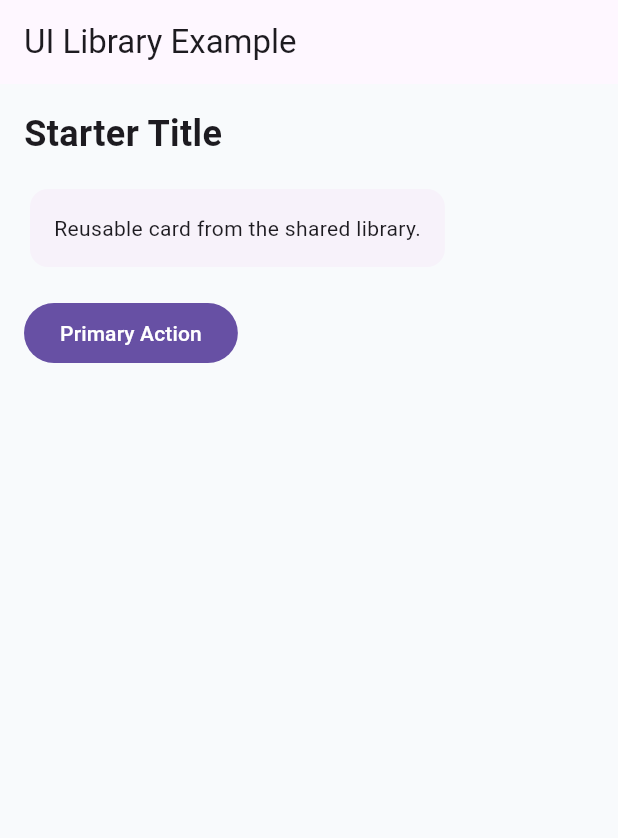
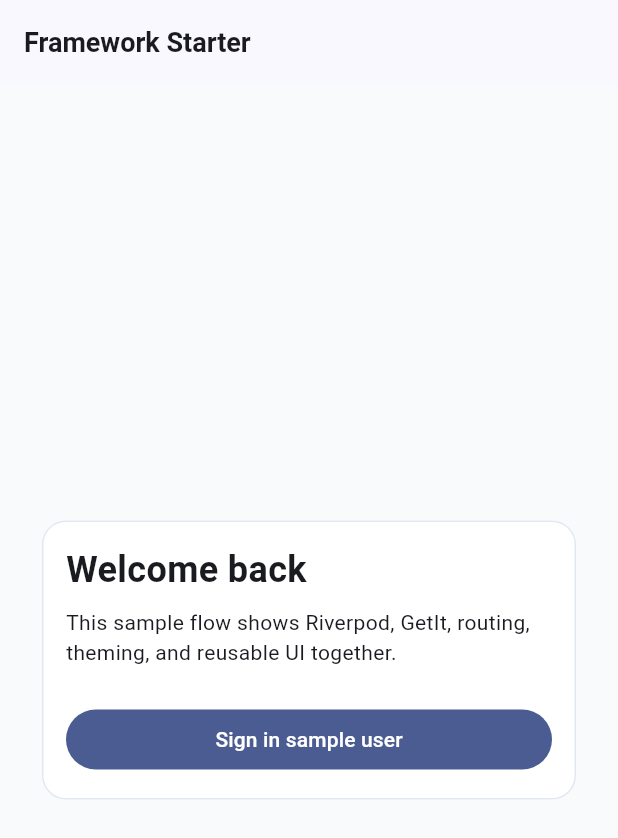
Before and after one commit to solomonayodeleo/flutter-mobile-framework, a Flutter app: the screen it shows after launch, on a phone screen of 412 x 824 dp. Shown: the top 838 px of the screen. Run offline on Flutter 3.47's test engine with Material 3 defaults, Android fonts, the phone set to English and light mode, and no system bars; our stand-ins replace flutter_riverpod, get_it, go_router.

Commit message:
Add starter framework sample flow

```diff
--- a/example/lib/main.dart
+++ b/example/lib/main.dart
@@ -1,38 +1,12 @@
 import 'package:flutter/material.dart';
-import 'package:flutter_mobile_ui_library/flutter_mobile_ui_library.dart';
+import 'package:flutter_mobile_framework/flutter_mobile_ui_library.dart';
+import 'package:flutter_riverpod/flutter_riverpod.dart';
 
-void main() {
-  runApp(const ExampleApp());
+Future<void> main() async {
+  await bootstrap();
+  runApp(
+    const ProviderScope(
+      child: FlutterMobileFrameworkApp(),
+    ),
+  );
 }
-
-class ExampleApp extends StatelessWidget {
-  const ExampleApp({super.key});
-
-  @override
-  Widget build(BuildContext context) {
-    return MaterialApp(
-      home: Scaffold(
-        backgroundColor: AppColors.background,
-        appBar: AppBar(title: const Text('UI Library Example')),
-        body: Padding(
-          padding: const EdgeInsets.all(16),
-          child: Column(
-            crossAxisAlignment: CrossAxisAlignment.start,
-            children: [
-              Text('Starter Title', style: AppTextStyles.headline),
-              const SizedBox(height: 16),
-              const AppCard(
-                child: Text('Reusable card from the shared library.'),
-              ),
-              const SizedBox(height: 16),
-              AppButton(
-                label: 'Primary Action',
-                onPressed: () {},
-              ),
-            ],
-          ),
-        ),
-      ),
-    );
-  }
-}
--- a/example/pubspec.yaml
+++ b/example/pubspec.yaml
@@ -1,5 +1,5 @@
 name: flutter_mobile_ui_library_example
-description: Example app for the Flutter Mobile UI Library
+description: Example app for the Flutter Mobile Framework
 publish_to: none
 
 environment:
@@ -9,7 +9,8 @@ environment:
 dependencies:
   flutter:
     sdk: flutter
-  flutter_mobile_ui_library:
+  flutter_riverpod: ^3.1.0
+  flutter_mobile_framework:
     path: ..
 
 dev_dependencies:
--- a/lib/flutter_mobile_ui_library.dart
+++ b/lib/flutter_mobile_ui_library.dart
@@ -1,5 +1,10 @@
-library flutter_mobile_ui_library;
+library flutter_mobile_framework;
 
+export 'src/app/app.dart';
+export 'src/app/bootstrap.dart';
+export 'src/app/router.dart';
+export 'src/app/theme.dart';
+export 'src/core/di/service_locator.dart';
 export 'src/layout/app_spacing.dart';
 export 'src/theme/app_colors.dart';
 export 'src/theme/app_text_styles.dart';
--- /dev/null
+++ b/lib/src/app/app.dart
@@ -0,0 +1,18 @@
+import 'package:flutter/material.dart';
+import 'package:flutter_mobile_framework/src/app/router.dart';
+import 'package:flutter_mobile_framework/src/app/theme.dart';
+
+class FlutterMobileFrameworkApp extends StatelessWidget {
+  const FlutterMobileFrameworkApp({super.key});
+
+  @override
+  Widget build(BuildContext context) {
+    final router = createRouter();
+
+    return MaterialApp.router(
+      debugShowCheckedModeBanner: false,
+      theme: AppTheme.light(),
+      routerConfig: router,
+    );
+  }
+}
--- /dev/null
+++ b/lib/src/app/router.dart
@@ -0,0 +1,20 @@
+import 'package:flutter/material.dart';
+import 'package:go_router/go_router.dart';
+import 'package:flutter_mobile_framework/src/features/auth/presentation/auth_screen.dart';
+import 'package:flutter_mobile_framework/src/features/home/presentation/home_screen.dart';
+
+GoRouter createRouter() {
+  return GoRouter(
+    initialLocation: '/auth',
+    routes: [
+      GoRoute(
+        path: '/auth',
+        builder: (context, state) => const AuthScreen(),
+      ),
+      GoRoute(
+        path: '/home',
+        builder: (context, state) => const HomeScreen(),
+      ),
+    ],
+  );
+}
--- /dev/null
+++ b/lib/src/app/theme.dart
@@ -0,0 +1,34 @@
+import 'package:flutter/material.dart';
+import 'package:flutter_mobile_framework/src/theme/app_colors.dart';
+import 'package:flutter_mobile_framework/src/theme/app_text_styles.dart';
+
+class AppTheme {
+  AppTheme._();
+
+  static ThemeData light() {
+    final colorScheme = ColorScheme.fromSeed(
+      seedColor: AppColors.secondary,
+      brightness: Brightness.light,
+    );
+
+    return ThemeData(
+      useMaterial3: true,
+      colorScheme: colorScheme,
+      scaffoldBackgroundColor: AppColors.background,
+      appBarTheme: const AppBarTheme(centerTitle: false),
+      textTheme: const TextTheme(
+        headlineLarge: AppTextStyles.headline,
+        titleLarge: AppTextStyles.title,
+        bodyMedium: AppTextStyles.body,
+      ),
+      cardTheme: CardTheme(
+        color: AppColors.surface,
+        elevation: 0,
+        shape: RoundedRectangleBorder(
+          borderRadius: BorderRadius.circular(16),
+          side: const BorderSide(color: AppColors.border),
+        ),
+      ),
+    );
+  }
+}
--- /dev/null
+++ b/lib/src/core/di/service_locator.dart
@@ -0,0 +1,11 @@
+import 'package:get_it/get_it.dart';
+import 'package:flutter_mobile_framework/src/features/auth/data/auth_repository.dart';
+import 'package:flutter_mobile_framework/src/features/auth/data/in_memory_auth_repository.dart';
+
+final getIt = GetIt.instance;
+
+void registerDependencies() {
+  if (!getIt.isRegistered<AuthRepository>()) {
+    getIt.registerLazySingleton<AuthRepository>(() => InMemoryAuthRepository());
+  }
+}
--- /dev/null
+++ b/lib/src/features/auth/data/auth_repository.dart
@@ -0,0 +1,3 @@
+abstract class AuthRepository {
+  Future<String> signIn();
+}
--- /dev/null
+++ b/lib/src/features/auth/presentation/auth_controller.dart
@@ -0,0 +1,53 @@
+import 'package:flutter_riverpod/flutter_riverpod.dart';
+import 'package:flutter_mobile_framework/src/core/di/service_locator.dart';
+import 'package:flutter_mobile_framework/src/features/auth/data/auth_repository.dart';
+
+final authControllerProvider =
+    NotifierProvider<AuthController, AuthState>(AuthController.new);
+
+class AuthState {
+  const AuthState({
+    this.isLoading = false,
+    this.userName,
+    this.errorMessage,
+  });
+
+  final bool isLoading;
+  final String? userName;
+  final String? errorMessage;
+
+  AuthState copyWith({
+    bool? isLoading,
+    String? userName,
+    String? errorMessage,
+  }) {
+    return AuthState(
+      isLoading: isLoading ?? this.isLoading,
+      userName: userName ?? this.userName,
+      errorMessage: errorMessage,
+    );
+  }
+}
+
+class AuthController extends Notifier<AuthState> {
+  late final AuthRepository _repository;
+
+  @override
+  AuthState build() {
+    _repository = getIt<AuthRepository>();
+    return const AuthState();
+  }
+
+  Future<void> signIn() async {
+    state = state.copyWith(isLoading: true, errorMessage: null);
+    try {
+      final userName = await _repository.signIn();
+      state = state.copyWith(isLoading: false, userName: userName);
+    } catch (error) {
+      state = state.copyWith(
+        isLoading: false,
+        errorMessage: 'Sign in failed. Please try again.',
+      );
+    }
+  }
+}
--- /dev/null
+++ b/lib/src/features/auth/presentation/auth_screen.dart
@@ -0,0 +1,58 @@
+import 'package:flutter/material.dart';
+import 'package:flutter_riverpod/flutter_riverpod.dart';
+import 'package:go_router/go_router.dart';
+import 'package:flutter_mobile_framework/src/features/auth/presentation/auth_controller.dart';
+import 'package:flutter_mobile_framework/src/widgets/app_button.dart';
+import 'package:flutter_mobile_framework/src/widgets/app_card.dart';
+import 'package:flutter_mobile_framework/src/theme/app_text_styles.dart';
+
+class AuthScreen extends ConsumerWidget {
+  const AuthScreen({super.key});
+
+  @override
+  Widget build(BuildContext context, WidgetRef ref) {
+    final state = ref.watch(authControllerProvider);
+
+    ref.listen(authControllerProvider, (previous, next) {
+      if (next.userName != null && previous?.userName != next.userName) {
+        context.go('/home');
+      }
+    });
+
+    return Scaffold(
+      appBar: AppBar(title: const Text('Framework Starter')),
+      body: Center(
+        child: Padding(
+          padding: const EdgeInsets.all(24),
+          child: AppCard(
+            child: Column(
+              mainAxisSize: MainAxisSize.min,
+              crossAxisAlignment: CrossAxisAlignment.stretch,
+              children: [
+                Text('Welcome back', style: AppTextStyles.headline),
+                const SizedBox(height: 8),
+                const Text(
+                  'This sample flow shows Riverpod, GetIt, routing, theming, and reusable UI together.',
+                ),
+                const SizedBox(height: 24),
+                AppButton(
+                  label: state.isLoading ? 'Signing in...' : 'Sign in sample user',
+                  onPressed: state.isLoading
+                      ? () {}
+                      : () => ref.read(authControllerProvider.notifier).signIn(),
+                ),
+                if (state.errorMessage != null) ...[
+                  const SizedBox(height: 12),
+                  Text(
+                    state.errorMessage!,
+                    style: const TextStyle(color: Colors.red),
+                  ),
+                ],
+              ],
+            ),
+          ),
+        ),
+      ),
+    );
+  }
+}
--- a/pubspec.yaml
+++ b/pubspec.yaml
@@ -1,5 +1,5 @@
-name: flutter_mobile_ui_library
-description: Shared Flutter UI library for Fusion mobile applications
+name: flutter_mobile_framework
+description: Shared Flutter framework and UI library for Fusion mobile applications
 version: 0.1.0
 publish_to: none
 
@@ -12,6 +12,7 @@ dependencies:
     sdk: flutter
   flutter_riverpod: ^3.1.0
   get_it: ^9.2.0
+  go_router: ^17.1.0
 
 dev_dependencies:
   flutter_test:
```
Also changed, not shown: example/analysis_options.yaml (added, +28 -0 lines), lib/src/app/bootstrap.dart (added, +7 -0 lines), lib/src/features/auth/data/in_memory_auth_repository.dart (added, +9 -0 lines), lib/src/features/home/presentation/home_screen.dart (added, +43 -0 lines), 127 other files.
